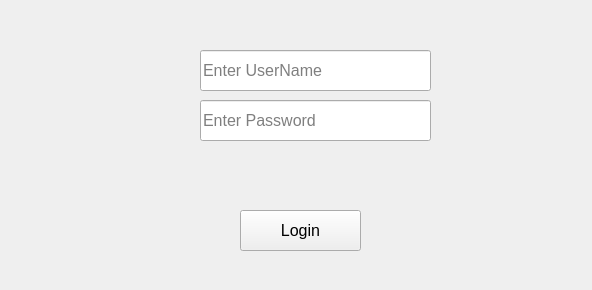
The window that login.ui (AfolabiSunday/timetable_generator) describes before a commit, drawn with Qt 5.
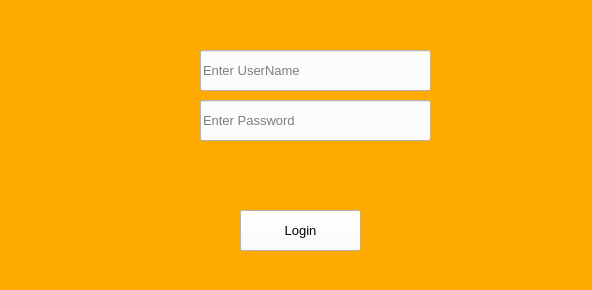
The same window after the commit.

The edit to the form file:
```diff
--- a/login.ui
+++ b/login.ui
@@ -13,6 +13,11 @@
   <property name="windowTitle">
    <string>Login Form</string>
   </property>
+  <property name="styleSheet">
+   <string notr="true">font: 10pt &quot;MS Shell Dlg 2&quot;;
+background-color: rgb(255, 170, 0);
+</string>
+  </property>
   <widget class="QLineEdit" name="lineEdit">
    <property name="geometry">
     <rect>
@@ -24,10 +29,16 @@
    </property>
    <property name="font">
     <font>
-     <family>Segoe UI</family>
-     <pointsize>12</pointsize>
+     <family>MS Shell Dlg 2</family>
+     <pointsize>10</pointsize>
+     <weight>50</weight>
+     <italic>false</italic>
+     <bold>false</bold>
     </font>
    </property>
+   <property name="styleSheet">
+    <string notr="true">background-color: rgb(252, 252, 252);</string>
+   </property>
    <property name="placeholderText">
     <string>Enter UserName</string>
    </property>
@@ -43,10 +54,16 @@
    </property>
    <property name="font">
     <font>
-     <family>Segoe UI</family>
-     <pointsize>12</pointsize>
+     <family>MS Shell Dlg 2</family>
+     <pointsize>10</pointsize>
+     <weight>50</weight>
+     <italic>false</italic>
+     <bold>false</bold>
     </font>
    </property>
+   <property name="styleSheet">
+    <string notr="true">background-color: rgb(252, 252, 252);</string>
+   </property>
    <property name="text">
     <string>Login</string>
    </property>
@@ -62,10 +79,11 @@
    </property>
    <property name="font">
     <font>
-     <family>Segoe UI</family>
-     <pointsize>7</pointsize>
-     <weight>75</weight>
-     <bold>true</bold>
+     <family>MS Shell Dlg 2</family>
+     <pointsize>10</pointsize>
+     <weight>50</weight>
+     <italic>false</italic>
+     <bold>false</bold>
     </font>
    </property>
    <property name="text">
@@ -83,10 +101,16 @@
    </property>
    <property name="font">
     <font>
-     <family>Segoe UI</family>
-     <pointsize>12</pointsize>
+     <family>MS Shell Dlg 2</family>
+     <pointsize>10</pointsize>
+     <weight>50</weight>
+     <italic>false</italic>
+     <bold>false</bold>
     </font>
    </property>
+   <property name="styleSheet">
+    <string notr="true">background-color: rgb(252, 252, 252);</string>
+   </property>
    <property name="echoMode">
     <enum>QLineEdit::Password</enum>
    </property>
```
